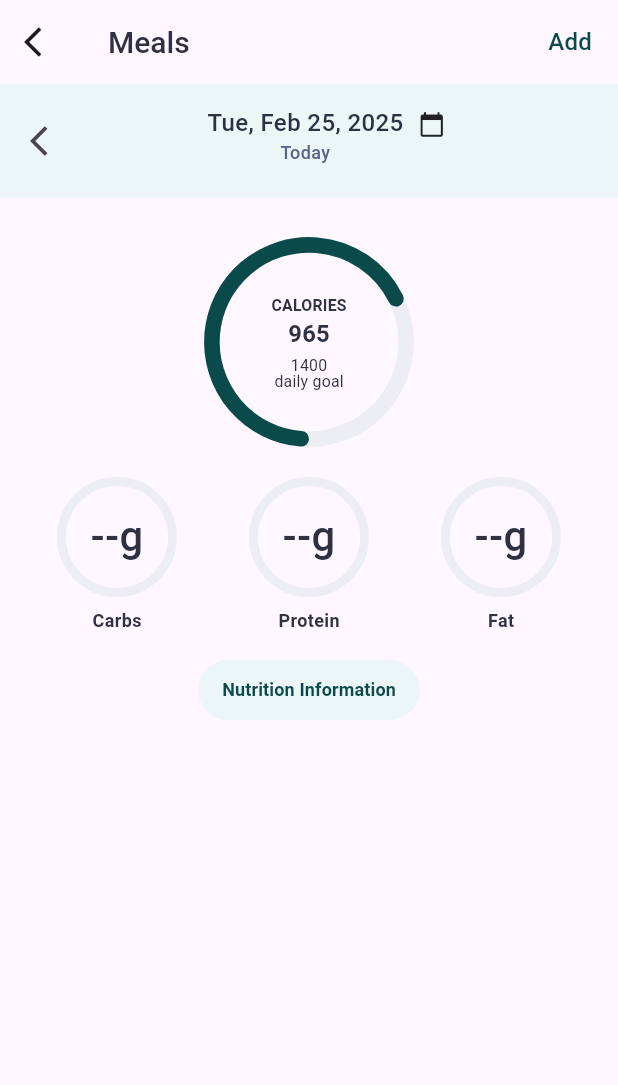
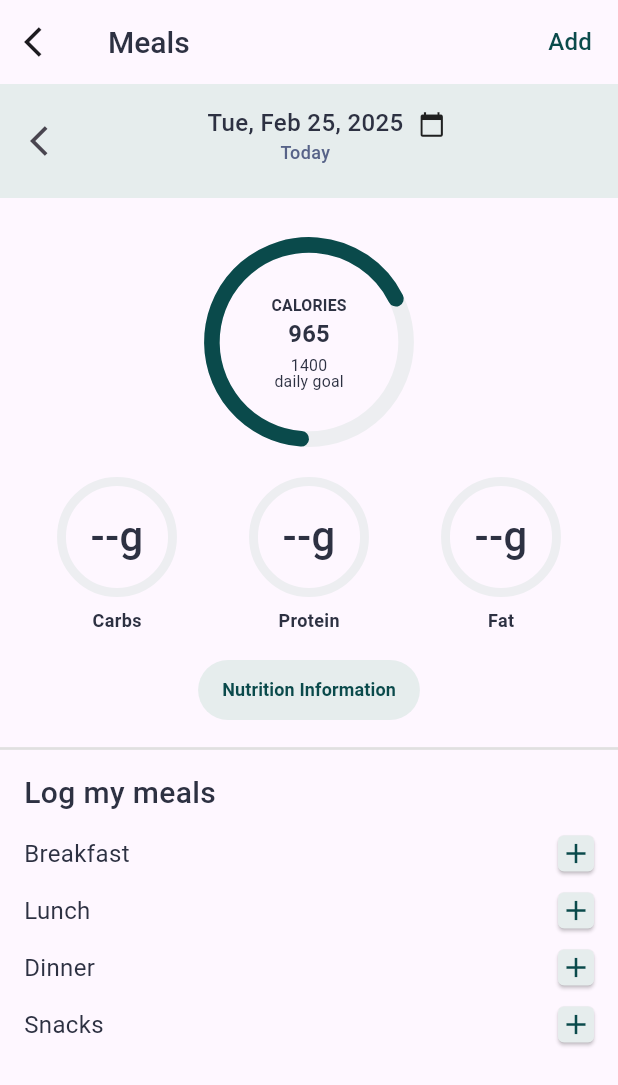
Before and after one commit to RancellTapia/Meals_App, a Flutter app: the screen it shows after launch, on a phone screen of 412 x 824 dp. Shown: the top 1085 px of the screen. Run offline on Flutter 3.47's test engine with Material 3 defaults, Android fonts, the phone set to English and light mode, and no system bars; our stand-ins replace go_router, syncfusion_flutter_charts.

Commit message:
[ADD] Adding Log Meal widget

```diff
--- a/lib/config/models/colors.dart
+++ b/lib/config/models/colors.dart
@@ -2,7 +2,7 @@ import 'package:flutter/material.dart';
 
 class AppColors {
   static const Color primary = Color(0xFF0A4A4B);
-  static const Color secondary = Color(0xFFECF6F6);
+  static const Color secondary = Color(0xFFE6EDED);
   static const Color neutral = Color(0xFFEDEEF1);
   static const Color background = Color(0xFFFFFFFF);
   static const Color textPrimary = Color(0xFF2D3142);
--- a/lib/presentation/screens/home/home_screen.dart
+++ b/lib/presentation/screens/home/home_screen.dart
@@ -1,11 +1,7 @@
 import 'package:flutter/material.dart';
 
 import 'package:meals/config/models/models.dart';
-
-import 'package:meals/presentation/screens/home/widget/date_widget.dart';
-
-import 'package:meals/presentation/screens/home/widget/graphic_info.dart';
-import 'package:meals/presentation/screens/home/widget/rounded_button.dart';
+import 'package:meals/presentation/screens/home/widget/widget.dart';
 
 class HomeScreen extends StatelessWidget {
   const HomeScreen({super.key});
@@ -55,7 +51,13 @@ class _HomeScreenView extends StatelessWidget {
           RoundedButton(
             text: 'Nutrition Information',
             onPressed: () {},
-          )
+          ),
+          Divider(
+            color: Colors.grey[300],
+            thickness: 1.8,
+            height: 30,
+          ),
+          LogMeals(),
         ],
       ),
     );
--- /dev/null
+++ b/lib/presentation/screens/home/widget/add_button.dart
@@ -0,0 +1,34 @@
+import 'package:flutter/material.dart';
+import 'package:meals/config/models/models.dart';
+
+class AddButton extends StatelessWidget {
+  final VoidCallback onPressed;
+
+  const AddButton({
+    super.key,
+    required this.onPressed,
+  });
+
+  @override
+  Widget build(BuildContext context) {
+    return SizedBox(
+      width: 24,
+      height: 24,
+      child: ElevatedButton(
+        onPressed: onPressed,
+        style: ElevatedButton.styleFrom(
+          backgroundColor: AppColors.secondary,
+          shape: RoundedRectangleBorder(
+            borderRadius: BorderRadius.circular(4),
+          ),
+          padding: EdgeInsets.zero, //
+        ),
+        child: Icon(
+          Icons.add,
+          color: AppColors.primary,
+          size: 22,
+        ),
+      ),
+    );
+  }
+}
--- /dev/null
+++ b/lib/presentation/screens/home/widget/log_meals.dart
@@ -0,0 +1,71 @@
+import 'package:flutter/material.dart';
+
+import 'package:meals/config/models/models.dart';
+import 'package:meals/presentation/screens/home/widget/widget.dart';
+
+class LogMeals extends StatelessWidget {
+  const LogMeals({
+    super.key,
+  });
+
+  @override
+  Widget build(BuildContext context) {
+    return SizedBox(
+      width: double.infinity,
+      child: Padding(
+        padding: const EdgeInsets.symmetric(horizontal: 16),
+        child: Column(
+          crossAxisAlignment: CrossAxisAlignment.start,
+          spacing: 14,
+          children: [
+            Text(
+              'Log my meals',
+              style: AppTypography.h2.copyWith(
+                color: AppColors.textPrimary,
+                fontWeight: FontWeight.w500,
+              ),
+            ),
+            MealType(
+              mealType: 'Breakfast',
+            ),
+            MealType(
+              mealType: 'Lunch',
+            ),
+            MealType(
+              mealType: 'Dinner',
+            ),
+            MealType(
+              mealType: 'Snacks',
+            )
+          ],
+        ),
+      ),
+    );
+  }
+}
+
+class MealType extends StatelessWidget {
+  final String mealType;
+
+  const MealType({
+    super.key,
+    required this.mealType,
+  });
+
+  @override
+  Widget build(BuildContext context) {
+    return Row(
+      mainAxisAlignment: MainAxisAlignment.spaceBetween,
+      children: [
+        Text(
+          mealType,
+          style: AppTypography.body.copyWith(
+            color: AppColors.textPrimary,
+            fontWeight: FontWeight.w400,
+          ),
+        ),
+        AddButton(onPressed: () {})
+      ],
+    );
+  }
+}
--- /dev/null
+++ b/lib/presentation/screens/home/widget/widget.dart
@@ -0,0 +1,5 @@
+export 'package:meals/presentation/screens/home/widget/add_button.dart';
+export 'package:meals/presentation/screens/home/widget/date_widget.dart';
+export 'package:meals/presentation/screens/home/widget/graphic_info.dart';
+export 'package:meals/presentation/screens/home/widget/log_meals.dart';
+export 'package:meals/presentation/screens/home/widget/rounded_button.dart';
```
